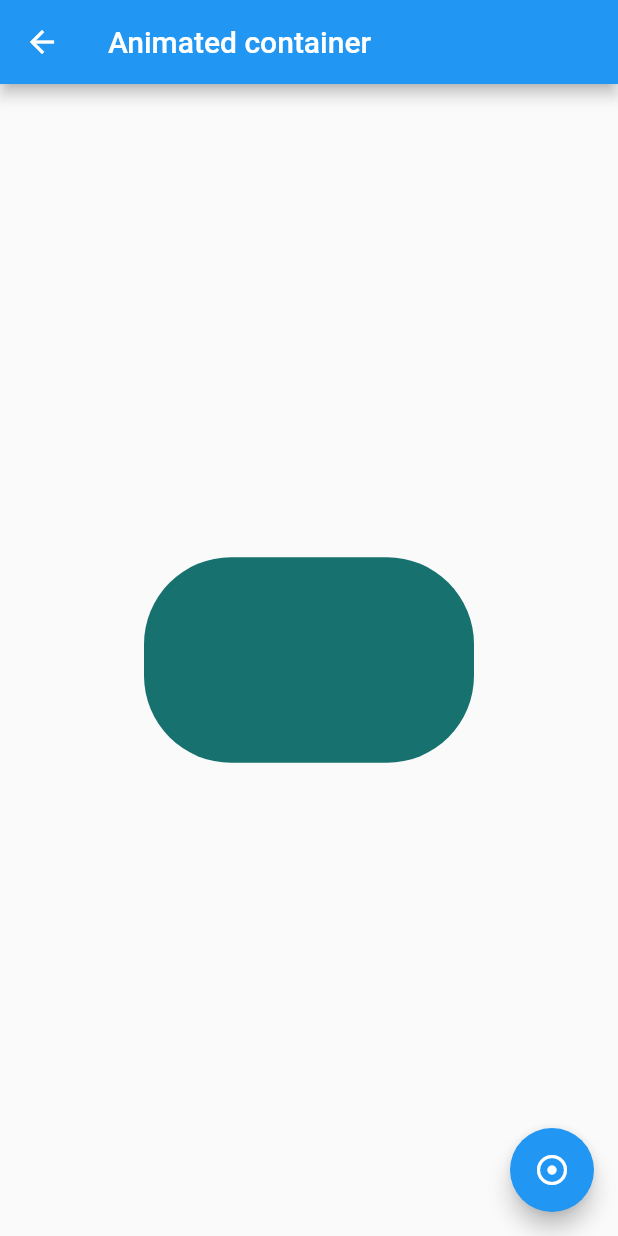
After one commit to ronniemh/flutter-widgets-practice, a Flutter app: the AnimatedContainePage screen opened by its route, after a tap on the "adjust" icon, on a phone screen of 412 x 824 dp. The commit adds this screen. Run offline on Flutter 3.47's test engine with Material 2 defaults, Android fonts, the phone set to English and light mode, and no system bars.

Commit message:
add animated container

```diff
--- a/data/menu_opts.json
+++ b/data/menu_opts.json
@@ -15,6 +15,11 @@
             "route": "card",
             "icon": "folder_open",
             "text": "Cards"
+        },
+        {
+            "route": "animatedContainer",
+            "icon": "donut_large",
+            "text": "Animated Container"
         }
     ]
 }
--- /dev/null
+++ b/lib/src/pages/animated_container.dart
@@ -0,0 +1,54 @@
+import 'dart:math';
+
+import 'package:flutter/material.dart';
+
+class AnimatedContainePage extends StatefulWidget {
+  @override
+  _AnimatedContainerWidgetState createState() =>
+      _AnimatedContainerWidgetState();
+}
+
+class _AnimatedContainerWidgetState extends State<AnimatedContainePage> {
+  double _width = 50.0;
+  double _height = 50.0;
+  Color _color = Colors.pink;
+
+  BorderRadiusGeometry _borderRadius = BorderRadius.circular(8.0);
+
+  @override
+  Widget build(BuildContext context) {
+    return Scaffold(
+      appBar: AppBar(
+        title: Text('Animated container'),
+      ),
+      body: Center(
+        child: AnimatedContainer(
+          width: _width,
+          height: _height,
+          decoration: BoxDecoration(borderRadius: _borderRadius, color: _color),
+          duration: Duration(seconds: 1),
+          curve: Curves.fastOutSlowIn,
+        ),
+      ),
+      floatingActionButton: FloatingActionButton(
+        child: Icon(Icons.adjust),
+        onPressed: _changeForm,
+      ),
+    );
+  }
+
+  void _changeForm() {
+
+    final random = Random();
+
+    setState(() {
+      _width = random.nextInt(300).toDouble();
+      _height = random.nextInt(300).toDouble();
+      _color = Color.fromRGBO(random.nextInt(255),
+       random.nextInt(255),
+       random.nextInt(255),
+       1);
+       _borderRadius = BorderRadius.circular(random.nextInt(100).toDouble());
+    });
+  }
+}
--- a/lib/src/routes/routes.dart
+++ b/lib/src/routes/routes.dart
@@ -1,5 +1,6 @@
 import 'package:flutter/material.dart';
 import 'package:flutter_widget_practice/src/pages/alert_page.dart';
+import 'package:flutter_widget_practice/src/pages/animated_container.dart';
 import 'package:flutter_widget_practice/src/pages/avatar_page.dart';
 import 'package:flutter_widget_practice/src/pages/card_page.dart';
 import 'package:flutter_widget_practice/src/pages/home_page.dart';
@@ -10,5 +11,6 @@ Map<String, WidgetBuilder> gettApplicationRoutes() {
     'alert': (BuildContext context) => AlertPage(),
     'avatar': (BuildContext context) => AvatarPage(),
     'card': (BuildContext context) => CardPage(),
+    'animatedContainer': (BuildContext context) => AnimatedContainePage(),
   };
 }
--- a/lib/src/utils/icono_string_util.dart
+++ b/lib/src/utils/icono_string_util.dart
@@ -4,6 +4,7 @@ final _icons = <String, IconData>{
   'add_alert': Icons.add_alert,
   'accessibility': Icons.accessibility,
   'folder_open': Icons.folder_open,
+  'donut_large': Icons.donut_large
 };
 
 Icon getIcon(String iconName) {
```
